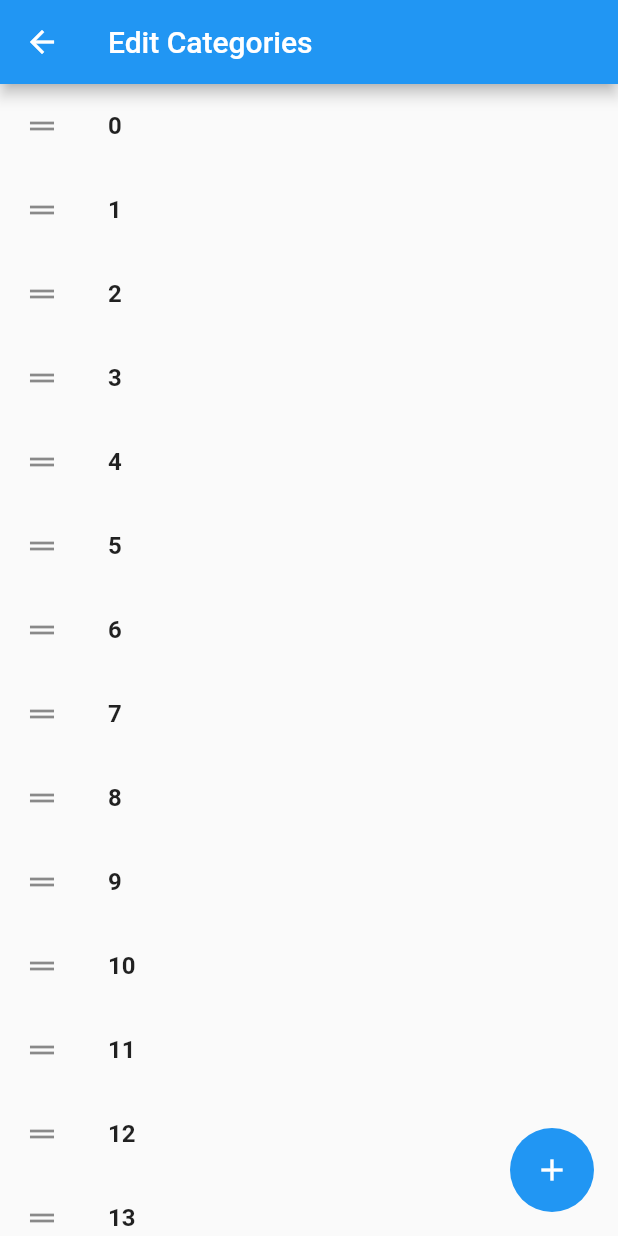
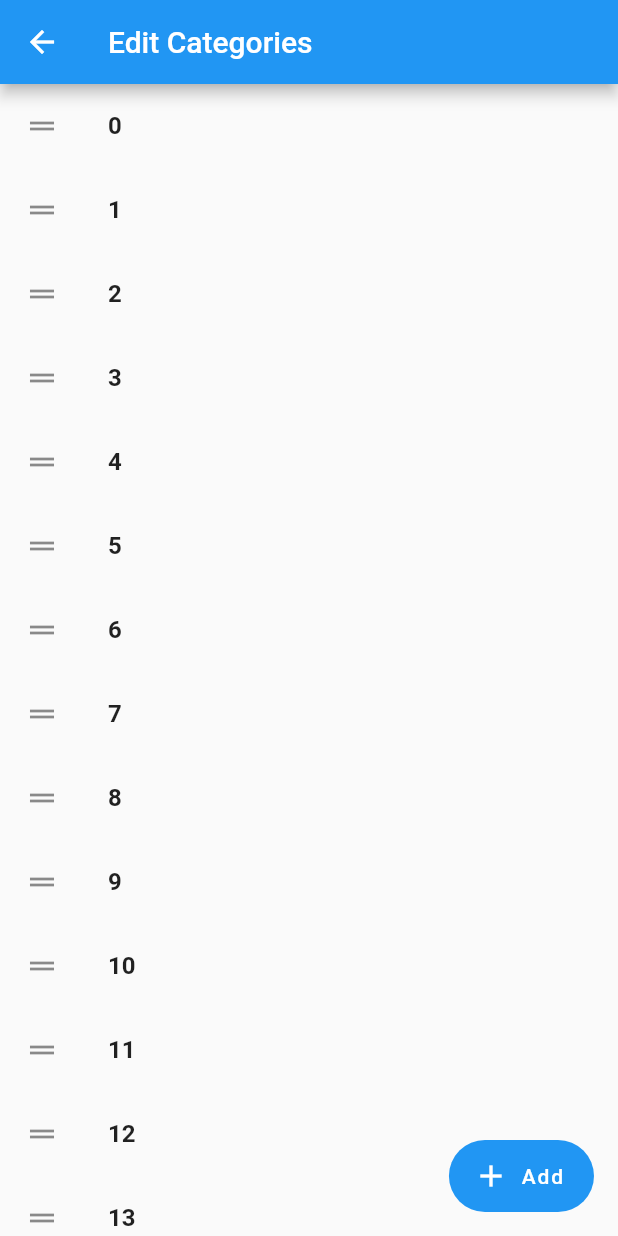
Before and after one commit to AdrianGonzalezB/manga_app, a Flutter app: the CategoryPage screen opened directly, on a phone screen of 412 x 824 dp. Run offline on Flutter 3.47's test engine with Material 2 defaults, Android fonts, the phone set to English and light mode, and no system bars; our stand-ins replace shared_preferences; missing offline and left inert: dart:ffi, shared_preferences_web; accounts and stored records are empty.

Commit message:
Add_Bottom
- Changed the FloatingActionButton for the extended  version to put a label  on it.

```diff
--- a/lib/screens/category_screen.dart
+++ b/lib/screens/category_screen.dart
@@ -30,7 +30,7 @@ class _CategoryState extends State<CategoryPage> {
               title: Text(
                 '${_items[index]}',
                 textAlign: TextAlign.left,
-                style: TextStyle(
+                style: const TextStyle(
                   fontSize: 16,
                   fontWeight: FontWeight.bold,
                 ),
--- a/lib/widgets/add_bottom.dart
+++ b/lib/widgets/add_bottom.dart
@@ -8,10 +8,14 @@ class AddBottom extends StatelessWidget {
 
   @override
   Widget build(BuildContext context) {
-    return FloatingActionButton(
+    return FloatingActionButton.extended(
       elevation: 0,
       onPressed: () {},
-      child: const Icon(Icons.add),
+      icon: const Icon(
+        Icons.add,
+        semanticLabel: 'Add',
+      ),
+      label: const Text('Add'),
     );
   }
 }
```
